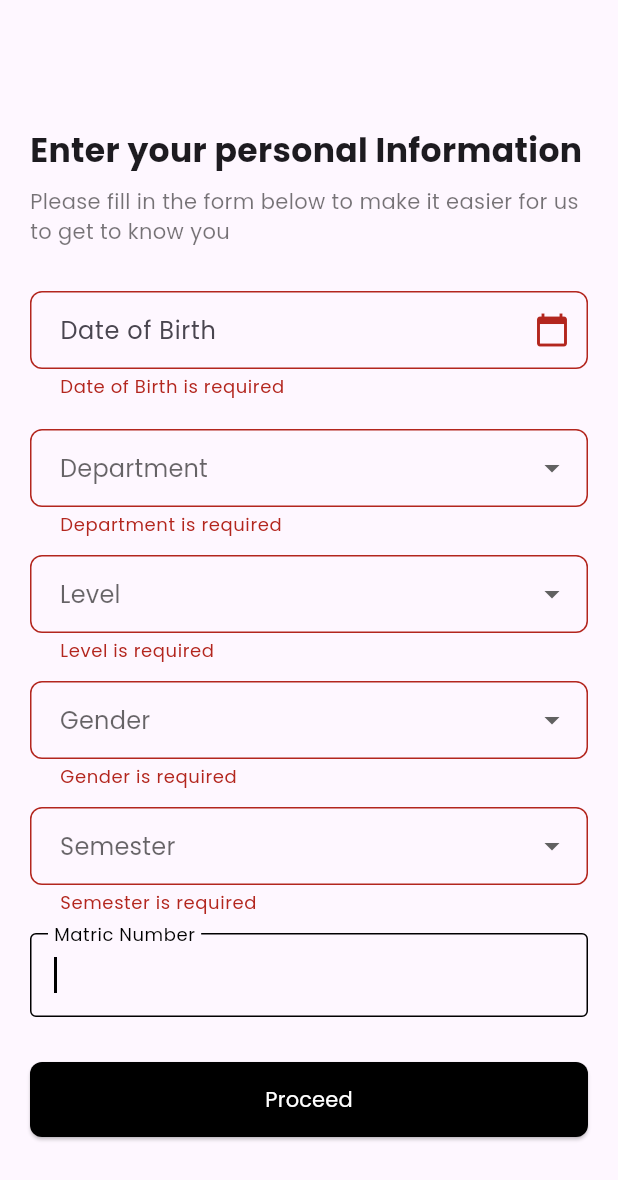
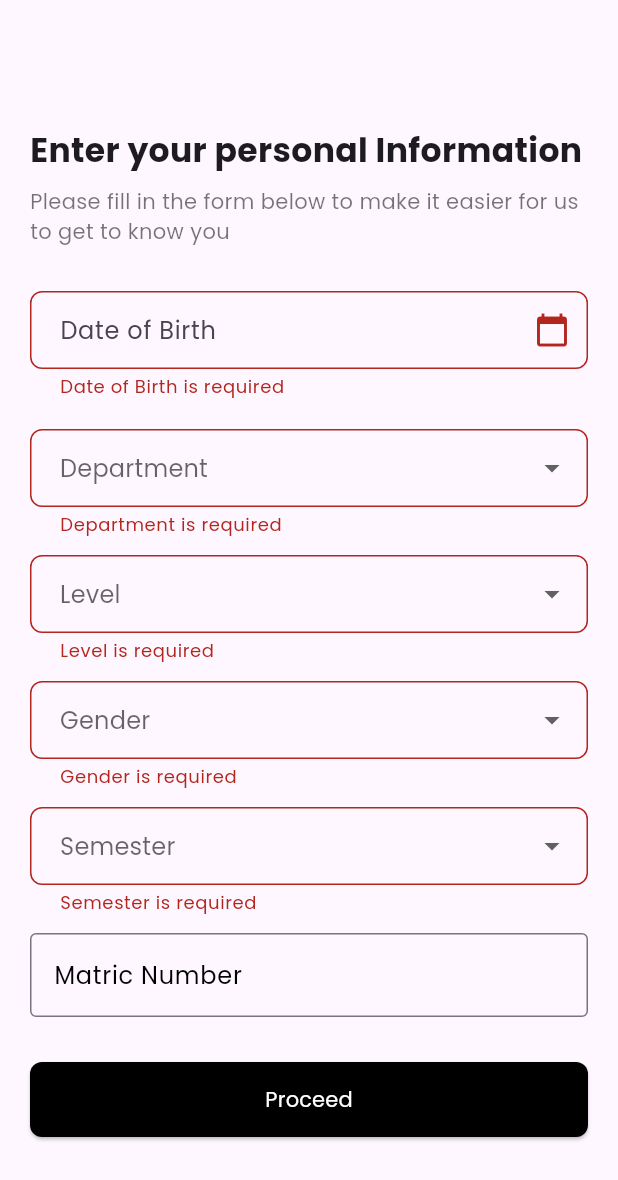
Before and after one commit to Agboola-Oyewole/Faculty-App, a Flutter app: the screen it shows once a user with an empty profile is signed in, after a tap on "Proceed", on a phone screen of 412 x 824 dp. Shown: the top 1180 px of the screen. Run offline on Flutter 3.47's test engine with Material 3 defaults, Android fonts, the phone set to English and light mode, and no system bars; our stand-ins replace cloud_firestore, device_info_plus, dio, file_picker, firebase_auth, firebase_core and 10 more; missing offline and left inert: flutter_inappwebview; accounts and stored records are empty.

Commit message:
Refactor code

```diff
--- a/lib/screens/personal_details.dart
+++ b/lib/screens/personal_details.dart
@@ -152,7 +152,9 @@ class _PersonalInfoScreenState extends State<PersonalInfoScreen> {
         //   elevation: 0,
         //   backgroundColor: Colors.transparent,
         // ),
-        body: Padding(
+        body: SingleChildScrollView(
+          scrollDirection: Axis.vertical,
+          child: Padding(
             padding:
                 const EdgeInsets.only(left: 20, right: 20, bottom: 20, top: 85),
             child: Form(
@@ -189,7 +191,8 @@ class _PersonalInfoScreenState extends State<PersonalInfoScreen> {
                   const SizedBox(height: 12),
 
                   // Gender Dropdown
-                _buildDropdown("Gender", genders, _selectedGender, (newValue) {
+                  _buildDropdown("Gender", genders, _selectedGender,
+                      (newValue) {
                     setState(() => _selectedGender = newValue);
                   }),
                   const SizedBox(height: 12),
@@ -201,7 +204,6 @@ class _PersonalInfoScreenState extends State<PersonalInfoScreen> {
                     height: 12,
                   ),
                   TextField(
-                  autofocus: true,
                     onChanged: (val) => matricNo = val,
                     cursorColor: Colors.black,
                     decoration: InputDecoration(
@@ -220,18 +222,11 @@ class _PersonalInfoScreenState extends State<PersonalInfoScreen> {
                     onPressed: () async {
                       if (_formKey.currentState!.validate()) {
                         // Form is valid, proceed
-                      print("✅ Form submitted successfully");
-                      print([
-                        _selectedDepartment,
-                        _selectedGender,
-                        _selectedLevel,
-                        dobController.text
-                      ]);
                         await updateUserDetails(
                           // Await the function if it's async
                           department: _selectedDepartment!,
                           matricNo: int.parse(matricNo),
-                        semester: _selectedDepartment!,
+                          semester: _selectedSemester!,
                           level: _selectedLevel!,
                           dateOfBirth: dobController.text,
                           faculty: 'Environmental Sciences',
@@ -267,9 +262,11 @@ class _PersonalInfoScreenState extends State<PersonalInfoScreen> {
                               strokeWidth: 4,
                             ),
                           )
-                      : Text('Proceed', style: TextStyle(color: Colors.white)),
+                        : Text('Proceed',
+                            style: TextStyle(color: Colors.white)),
                   ),
                 ],
+              ),
             ),
           ),
         ),
@@ -283,6 +280,13 @@ class _PersonalInfoScreenState extends State<PersonalInfoScreen> {
       readOnly: true,
       // Prevent manual input
       decoration: InputDecoration(
+        focusedBorder: OutlineInputBorder(
+          borderRadius: BorderRadius.circular(5),
+          borderSide: BorderSide(
+            color: Colors.black,
+            width: 1.5,
+          ),
+        ),
         hintText: hint,
         border: OutlineInputBorder(borderRadius: BorderRadius.circular(8)),
         contentPadding:
@@ -309,6 +313,13 @@ class _PersonalInfoScreenState extends State<PersonalInfoScreen> {
           .toList(),
       onChanged: onChanged,
       decoration: InputDecoration(
+        focusedBorder: OutlineInputBorder(
+          borderRadius: BorderRadius.circular(5),
+          borderSide: BorderSide(
+            color: Colors.black,
+            width: 1.5,
+          ),
+        ),
         hintText: hint,
         border: OutlineInputBorder(borderRadius: BorderRadius.circular(8)),
         contentPadding:
```
Also changed, not shown: lib/components/post_card.dart (+5 -5 lines), lib/screens/course_detail_screen.dart (+19 -3 lines), lib/screens/profile_screen.dart (+67 -16 lines), lib/screens/schedule_screen.dart (+39 -23 lines), 132 other files. Lines whose indentation alone changed are shown as unchanged.
